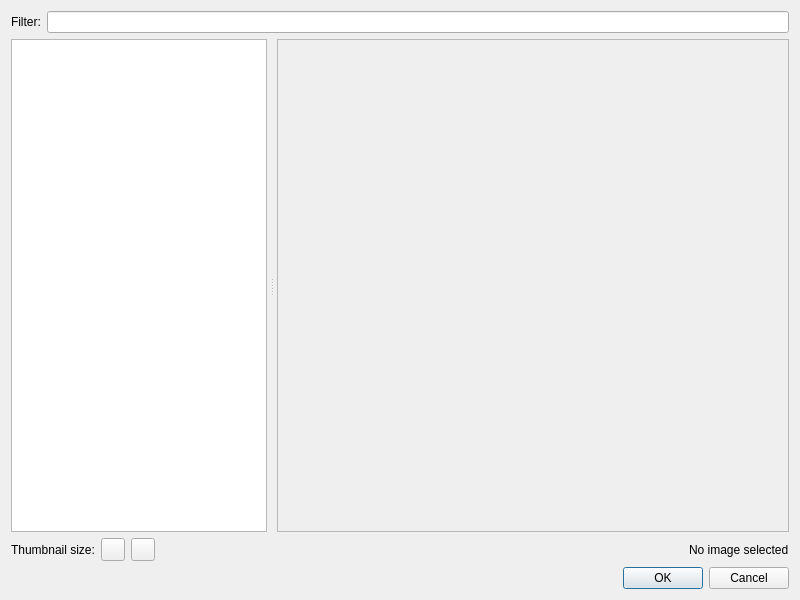
Above: src/Sigil/Form_Files/SelectImages.ui from Sigil-Ebook/Sigil before the change. Below: the same form after it.
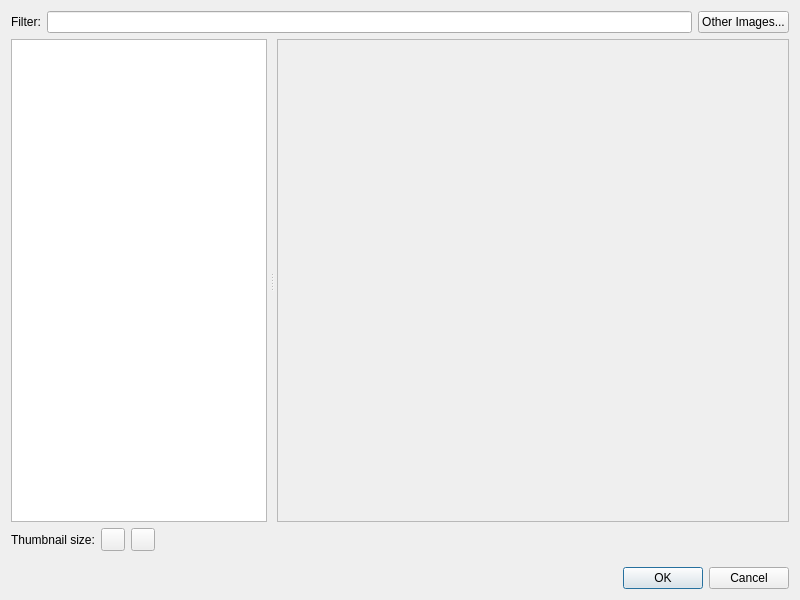
That is the form after the change. Icons and pictures are not drawn. Custom widgets are drawn as their Qt base class.

Commit message: Implement issue 1590: Insert image should allow insert from disk.

Patch:
```diff
--- a/src/Sigil/Form_Files/SelectImages.ui
+++ b/src/Sigil/Form_Files/SelectImages.ui
@@ -15,7 +15,7 @@
   </property>
   <layout class="QVBoxLayout" name="verticalLayout">
    <item>
-    <layout class="QHBoxLayout" name="horizontalLayout" stretch="0,0">
+    <layout class="QHBoxLayout" name="horizontalLayout" stretch="0,0,0">
      <item>
       <widget class="QLabel" name="label">
        <property name="toolTip">
@@ -29,6 +29,17 @@
      <item>
       <widget class="QLineEdit" name="Filter"/>
      </item>
+     <item>
+      <widget class="QPushButton" name="InsertFromDisk">
+       <property name="toolTip">
+        <string>Choose images from your computer to automatically 
+add to your book and then insert into your document.</string>
+       </property>
+       <property name="text">
+        <string>Other Images...</string>
+       </property>
+      </widget>
+     </item>
     </layout>
    </item>
    <item>
@@ -140,12 +151,28 @@
      <item>
       <widget class="QLabel" name="Details">
        <property name="text">
-        <string>No image selected</string>
+        <string/>
        </property>
       </widget>
      </item>
     </layout>
    </item>
+   <item>
+    <spacer name="verticalSpacer_2">
+     <property name="orientation">
+      <enum>Qt::Vertical</enum>
+     </property>
+     <property name="sizeType">
+      <enum>QSizePolicy::Fixed</enum>
+     </property>
+     <property name="sizeHint" stdset="0">
+      <size>
+       <width>20</width>
+       <height>10</height>
+      </size>
+     </property>
+    </spacer>
+   </item>
    <item>
     <widget class="QDialogButtonBox" name="buttonBox">
      <property name="orientation">
```
Left out of the diff: 2 changed lines with no effect on the pictures. The commit also changes 10 other files.
